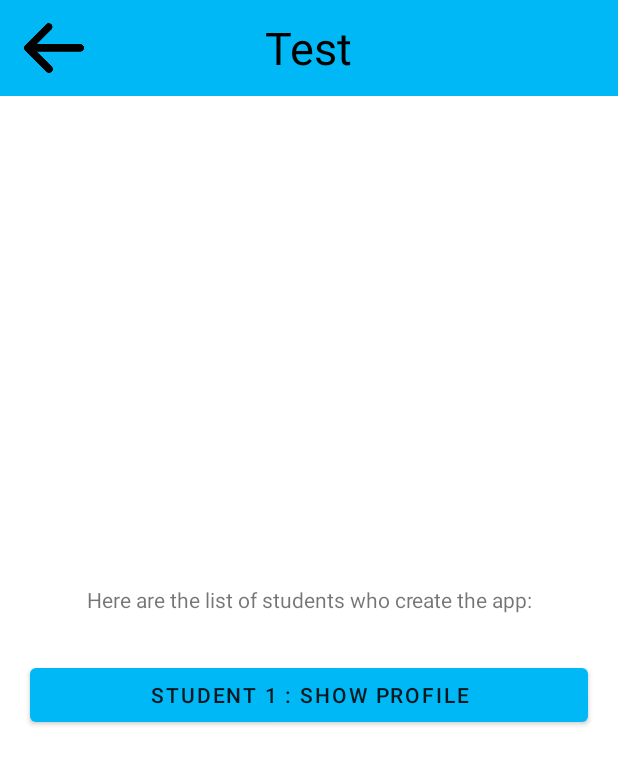
After one commit to FrancisEpsi/Examen-EPSI-Android-Kotlin, an Android app: the DevsList screen opened directly, with no data from a screen before it, on a phone screen of 412 x 824 dp. The commit adds this screen. Shown: the top 765 px of the screen. Run offline under Robolectric (Android 15) with nearby library versions, the phone set to English and light mode, and no system bars.

Commit message:
Ajout de BaseActivity() + Page activity_devs_list

```diff
--- a/app/src/main/AndroidManifest.xml
+++ b/app/src/main/AndroidManifest.xml
@@ -9,6 +9,9 @@
         android:roundIcon="@mipmap/ic_launcher_round"
         android:supportsRtl="true"
         android:theme="@style/Theme.ProjetExamen">
+        <activity
+            android:name=".DevsList"
+            android:exported="false" />
         <activity
             android:name=".Launcher"
             android:exported="true">
--- /dev/null
+++ b/app/src/main/java/fr/saufrasoft/epsi/projetexamen/BaseActivity.kt
@@ -0,0 +1,24 @@
+package fr.saufrasoft.epsi.projetexamen
+
+import android.view.View
+import android.widget.ImageView
+import android.widget.TextView
+import androidx.appcompat.app.AppCompatActivity
+import java.util.*
+
+open class BaseActivity : AppCompatActivity() {
+
+    fun showBtnBack(){
+        val btnBack=findViewById<ImageView>(R.id.imageViewBack)
+        btnBack.visibility= View.VISIBLE
+        btnBack.setOnClickListener(View.OnClickListener {
+            finish()
+        })
+    }
+
+    fun setHeaderTitle(txt : String){
+        val titleBar = findViewById<TextView>(R.id.textViewTitleBar)
+        titleBar.text = txt
+    }
+
+}
--- /dev/null
+++ b/app/src/main/java/fr/saufrasoft/epsi/projetexamen/DevsList.kt
@@ -0,0 +1,13 @@
+package fr.saufrasoft.epsi.projetexamen
+
+import androidx.appcompat.app.AppCompatActivity
+import android.os.Bundle
+
+class DevsList : BaseActivity() {
+    override fun onCreate(savedInstanceState: Bundle?) {
+        super.onCreate(savedInstanceState)
+        setContentView(R.layout.activity_devs_list)
+        showBtnBack()
+        setHeaderTitle("Test")
+    }
+}
--- a/app/src/main/java/fr/saufrasoft/epsi/projetexamen/MainActivity.kt
+++ b/app/src/main/java/fr/saufrasoft/epsi/projetexamen/MainActivity.kt
@@ -1,11 +1,32 @@
 package fr.saufrasoft.epsi.projetexamen
 
+import android.content.Intent
 import androidx.appcompat.app.AppCompatActivity
 import android.os.Bundle
+import android.widget.Button
 
 class MainActivity : AppCompatActivity() {
+
+
+
     override fun onCreate(savedInstanceState: Bundle?) {
         super.onCreate(savedInstanceState)
         setContentView(R.layout.activity_main)
+
+        val btnDevInfo = findViewById<Button>(R.id.buttonDevInfo)
+        val btnUseAPI = findViewById<Button>(R.id.buttonUseAPI)
+
+        btnDevInfo.setOnClickListener{ btnDevInfoClick() }
+        btnUseAPI.setOnClickListener{ btnUseAPIClick() }
+
+    }
+
+    private fun btnDevInfoClick() {
+        val newIntent = Intent(application,DevsList::class.java)
+        startActivity(newIntent)
+    }
+
+    private fun btnUseAPIClick() {
+
     }
 }
--- /dev/null
+++ b/app/src/main/res/layout/activity_devs_list.xml
@@ -0,0 +1,45 @@
+<?xml version="1.0" encoding="utf-8"?>
+<LinearLayout xmlns:android="http://schemas.android.com/apk/res/android"
+    xmlns:app="http://schemas.android.com/apk/res-auto"
+    xmlns:tools="http://schemas.android.com/tools"
+    android:layout_width="match_parent"
+    android:layout_height="match_parent"
+    tools:context=".DevsList"
+    android:orientation="vertical">
+
+    <include
+        layout="@layout/layout_header"
+        android:layout_width="match_parent"
+        android:layout_height="wrap_content" />
+
+    <LinearLayout
+        android:layout_width="match_parent"
+        android:layout_height="match_parent"
+        android:orientation="horizontal"
+        android:gravity="center">
+
+        <LinearLayout
+            android:layout_width="match_parent"
+            android:layout_height="wrap_content"
+            android:orientation="vertical">
+
+            <TextView
+                android:layout_width="match_parent"
+                android:layout_height="wrap_content"
+                android:textAlignment="center"
+                android:text="@string/devList_Description"
+                android:layout_marginBottom="20dp"
+                />
+
+            <Button
+                android:id="@+id/buttonShowDevProfile"
+                android:text="@string/buttonShowDevProfile_Text"
+                style="@style/customMainButton"
+                />
+
+        </LinearLayout>
+
+    </LinearLayout>
+
+
+</LinearLayout>
--- a/app/src/main/res/values/strings.xml
+++ b/app/src/main/res/values/strings.xml
@@ -3,4 +3,7 @@
     <string name="titleBar_Text">EPSI</string>
     <string name="buttonDevInfo_Text">Developper Informations</string>
     <string name="buttonUseAPI_Text">Web API Use</string>
+    <string name="buttonShowDevProfile_Text">Student 1 : Show Profile</string>
+    <string name="devList_Description">Here are the list of students who create the app:</string>
+    <string name="titleBar_DevsList">Developpers List</string>
 </resources>
```
